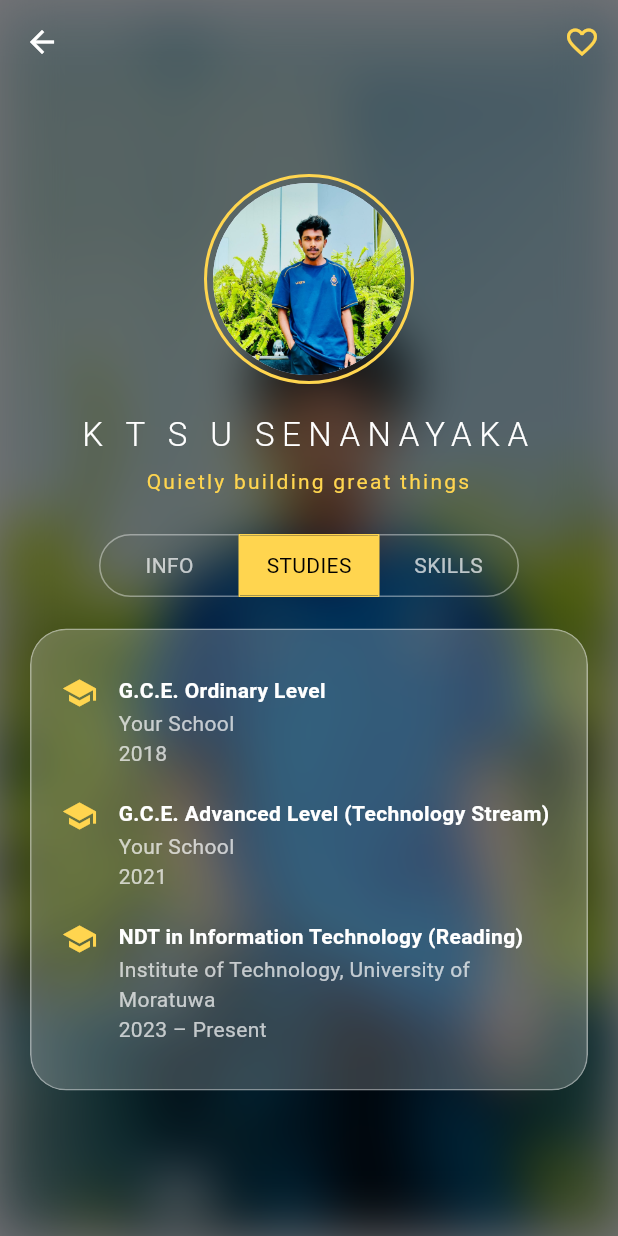
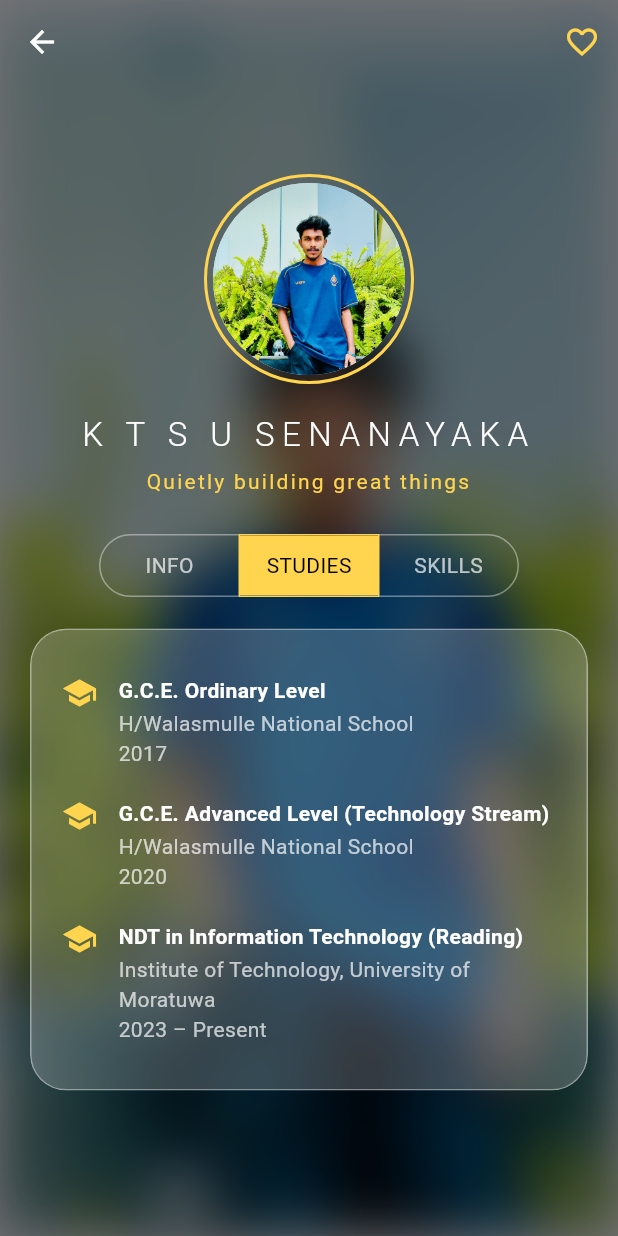
Before and after one commit to Nilanga7/Group-Profile-App, a Flutter app: the UpadhyaScreen screen opened directly, after a tap on "STUDIES", on a phone screen of 412 x 824 dp. Run offline on Flutter 3.47's test engine with Material 3 defaults, Android fonts, the phone set to English and light mode, and no system bars; our stand-ins replace firebase_auth, firebase_core; accounts and stored records are empty.

Commit message:
Update Upadhya profile details
Co-authored-by: Copilot <223556219+Copilot@users.noreply.github.com>

```diff
--- a/lib/members/upadhya.dart
+++ b/lib/members/upadhya.dart
@@ -10,19 +10,19 @@ const upadhya = Member(
   fullName: 'K T S U Senanayaka',
   studentId: '23IT0532',
   tagline: 'Quietly building great things',
-  address: 'Your City, Sri Lanka',
-  email: 'your.email@example.com',
+  address: 'Walasmulle, Sri Lanka',
+  email: 'upadhyasenanayaka@gmail.com',
   photo: 'assets/images/upadhya.jpeg',
   qualifications: [
     Qualification(
       title: 'G.C.E. Ordinary Level',
-      place: 'Your School',
-      year: '2018',
+      place: 'H/Walasmulle National School',
+      year: '2017',
     ),
     Qualification(
       title: 'G.C.E. Advanced Level (Technology Stream)',
-      place: 'Your School',
-      year: '2021',
+      place: 'H/Walasmulle National School',
+      year: '2020',
     ),
     Qualification(
       title: 'NDT in Information Technology (Reading)',
```
